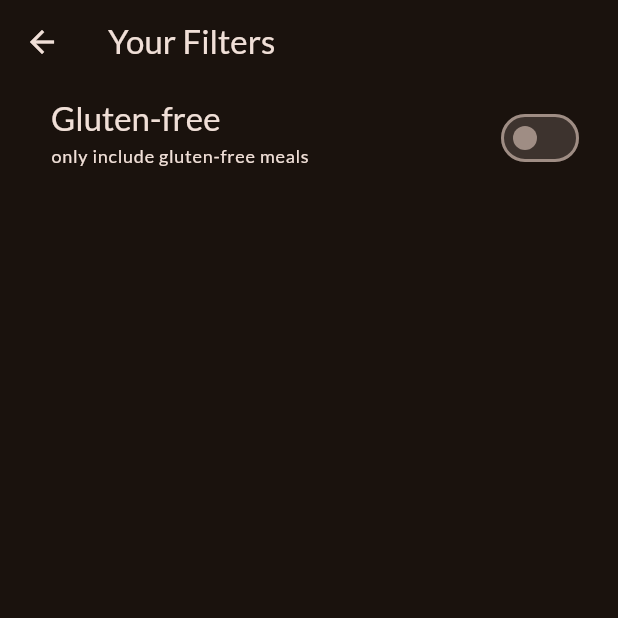
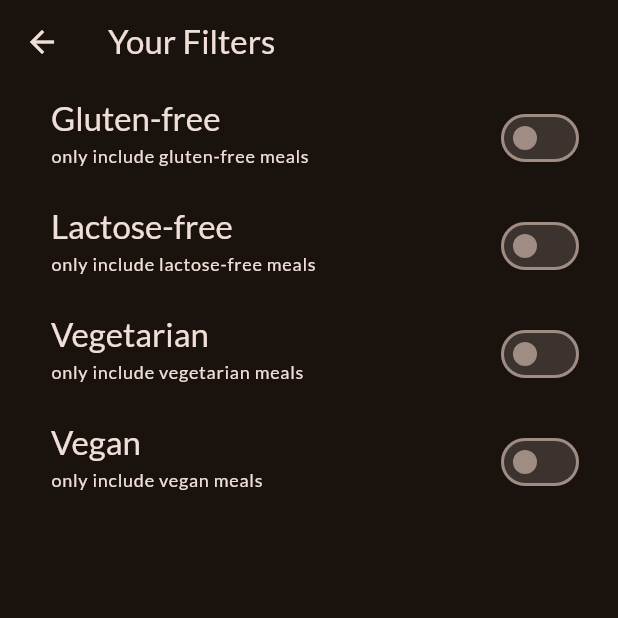
Before and after one commit to dennysihol/meals_flutter, a Flutter app: the FilterScreen screen opened directly, on a phone screen of 412 x 824 dp, the top half of it. Run offline on Flutter 3.47's test engine with Material 3 defaults, Android fonts, the phone set to English and light mode, and no system bars; our stand-ins replace google_fonts, transparent_image.

Commit message:
update filters screen

```diff
--- a/lib/screens/filters.dart
+++ b/lib/screens/filters.dart
@@ -1,4 +1,7 @@
 import 'package:flutter/material.dart';
+
+// import 'package:meals/screens/tabs.dart';
+// import 'package:meals/widgets/main_drawer.dart';
 
 class FilterScreen extends StatefulWidget {
   const FilterScreen({super.key});
@@ -10,8 +13,10 @@ class FilterScreen extends StatefulWidget {
 }
 
 class _FilterScreenState extends State<FilterScreen> {
-
   var _glutenFreeFilterSet = false;
+  var _lactoseFreeFilterSet = false;
+  var _vegetarianFilterSet = false;
+  var _veganFilterSet = false;
 
   @override
   Widget build(BuildContext context) {
@@ -19,6 +24,16 @@ class _FilterScreenState extends State<FilterScreen> {
         appBar: AppBar(
           title: const Text('Your Filters'),
         ),
+        // drawer: MainDrawer(onSelectScreen: (identifier) {
+        //   Navigator.of(context).pop();
+        //   if (identifier == 'meals') {
+        //     Navigator.of(context).pushReplacement(
+        //       MaterialPageRoute(
+        //         builder: (context) => const TabsScreen(),
+        //       ),
+        //     );
+        //   }
+        // }),
         body: Column(
           children: [
             SwitchListTile(
@@ -42,7 +57,73 @@ class _FilterScreenState extends State<FilterScreen> {
               ),
               activeColor: Theme.of(context).colorScheme.tertiary,
               contentPadding: const EdgeInsets.only(left: 34, right: 22),
-            )
+            ),
+            SwitchListTile(
+              value: _lactoseFreeFilterSet,
+              onChanged: (isChecked) {
+                setState(() {
+                  _lactoseFreeFilterSet = isChecked;
+                });
+              },
+              title: Text(
+                'Lactose-free',
+                style: Theme.of(context).textTheme.titleLarge!.copyWith(
+                      color: Theme.of(context).colorScheme.onBackground,
+                    ),
+              ),
+              subtitle: Text(
+                'only include lactose-free meals',
+                style: Theme.of(context).textTheme.labelMedium!.copyWith(
+                      color: Theme.of(context).colorScheme.onBackground,
+                    ),
+              ),
+              activeColor: Theme.of(context).colorScheme.tertiary,
+              contentPadding: const EdgeInsets.only(left: 34, right: 22),
+            ),
+            SwitchListTile(
+              value: _vegetarianFilterSet,
+              onChanged: (isChecked) {
+                setState(() {
+                  _vegetarianFilterSet = isChecked;
+                });
+              },
+              title: Text(
+                'Vegetarian',
+                style: Theme.of(context).textTheme.titleLarge!.copyWith(
+                      color: Theme.of(context).colorScheme.onBackground,
+                    ),
+              ),
+              subtitle: Text(
+                'only include vegetarian meals',
+                style: Theme.of(context).textTheme.labelMedium!.copyWith(
+                      color: Theme.of(context).colorScheme.onBackground,
+                    ),
+              ),
+              activeColor: Theme.of(context).colorScheme.tertiary,
+              contentPadding: const EdgeInsets.only(left: 34, right: 22),
+            ),
+            SwitchListTile(
+              value: _veganFilterSet,
+              onChanged: (isChecked) {
+                setState(() {
+                  _veganFilterSet = isChecked;
+                });
+              },
+              title: Text(
+                'Vegan',
+                style: Theme.of(context).textTheme.titleLarge!.copyWith(
+                      color: Theme.of(context).colorScheme.onBackground,
+                    ),
+              ),
+              subtitle: Text(
+                'only include vegan meals',
+                style: Theme.of(context).textTheme.labelMedium!.copyWith(
+                      color: Theme.of(context).colorScheme.onBackground,
+                    ),
+              ),
+              activeColor: Theme.of(context).colorScheme.tertiary,
+              contentPadding: const EdgeInsets.only(left: 34, right: 22),
+            ),
           ],
         ));
   }
```
